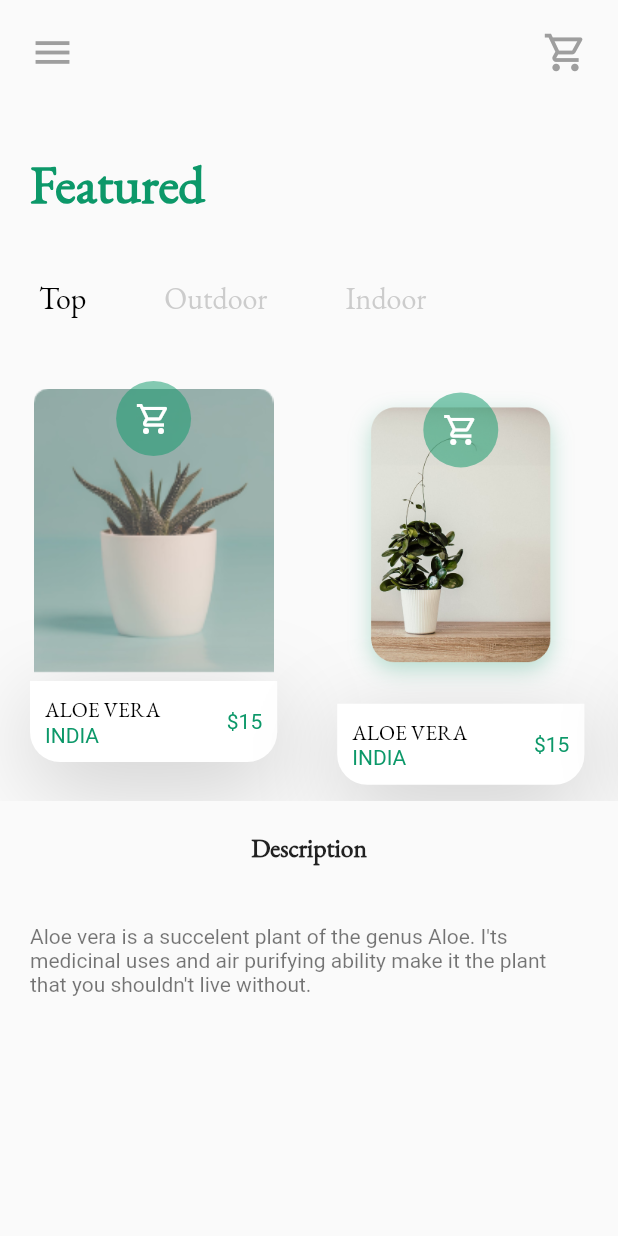
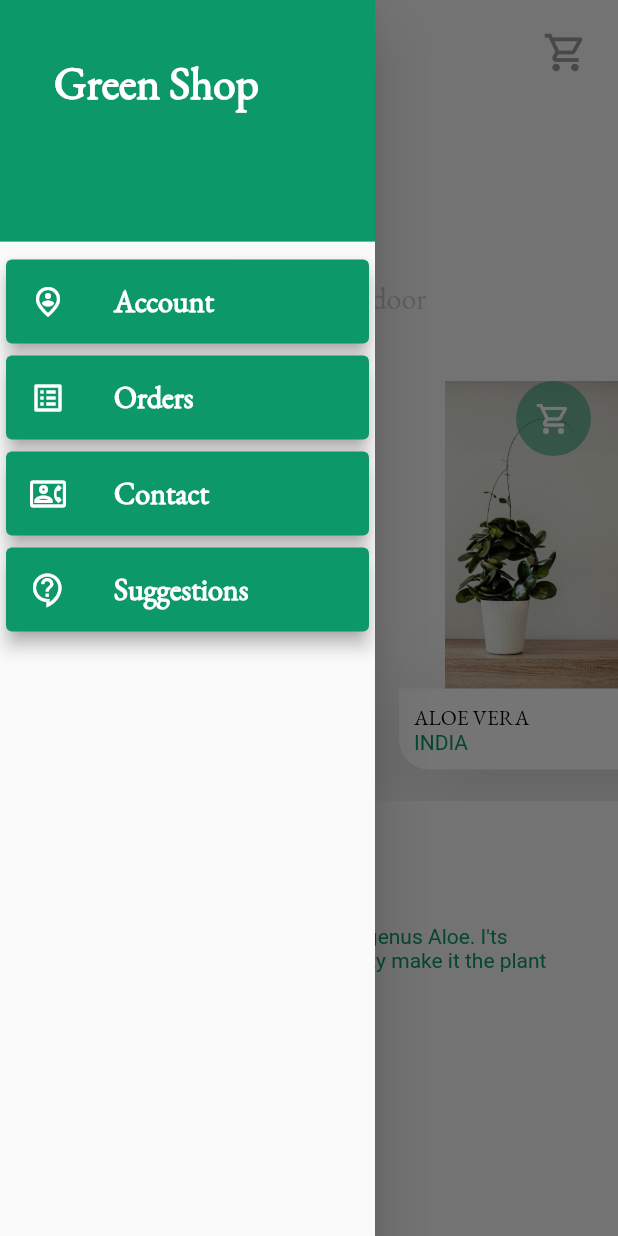
Before and after one commit to nihara75/Plant-selling-app, a Flutter app: the Feature screen opened directly, after a tap on the "menu" icon, on a phone screen of 412 x 824 dp. Run offline on Flutter 3.47's test engine with Material 2 defaults, Android fonts, the phone set to English and light mode, and no system bars; our stand-ins replace flutter_svg; Roboto replaces fonts that are missing (EGGaramond).

Commit message:
Added drawer

```diff
--- a/lib/Screens/Feature.dart
+++ b/lib/Screens/Feature.dart
@@ -11,7 +11,7 @@ class Feature extends StatefulWidget {
 
 class _FeatureState extends State<Feature> with SingleTickerProviderStateMixin {
   TabController tabc;
-
+  GlobalKey<ScaffoldState> _scaffoldKey = new GlobalKey();
 
   @override
   void initState() {
@@ -19,21 +19,87 @@ class _FeatureState extends State<Feature> with SingleTickerProviderStateMixin {
     tabc = TabController(vsync: this, length: 3);
 
     super.initState();
-
-
   }
 
   @override
   Widget build(BuildContext context) {
     return SafeArea(
       child: Scaffold(
+        key: _scaffoldKey,
+        endDrawerEnableOpenDragGesture: false,
+        drawer: Container(
+          width:250,
+          child: Drawer(
+              child: ListView(children: [
+                DrawerHeader(
+                  decoration: BoxDecoration(
+                    color: Color(0xFF0C9869),
+                  ),
+                  child: Padding(
+                    padding: const EdgeInsets.all(20.0),
+                    child: Text('Green Shop',style:TextStyle(fontWeight: FontWeight.bold,fontFamily:'EBGaramond' ,fontSize: 30,color: Colors.white)),
+                  ),
+                ),
+                Card(
+                  color:Color(0xFF0C9869),
+                  shadowColor:Colors.grey,
+                  elevation: 5,
+                  child: ListTile(
+                    leading:Icon(Icons.person_pin_circle_outlined,color: Colors.white,) ,
+                    title: Text('Account',style:TextStyle(fontWeight: FontWeight.bold,fontFamily:'EBGaramond' ,fontSize: 20,color: Colors.white)),
+                    onTap: () {
+                      // Update the state of the app.
+                      // ...
+                    },
+                  ),
+                ),
+                Card(
+                  color: Color(0xFF0C9869),
+               elevation: 5,
+               shadowColor: Colors.grey,
+               child: ListTile(
+                 leading:Icon(Icons.list_alt_outlined,color:Colors.white),
+                  title: Text('Orders',style:TextStyle(fontWeight: FontWeight.bold,fontFamily:'EBGaramond' ,fontSize: 20,color: Colors.white)),
+                  onTap: () {
+                    // Update the state of the app.
+                    // ...
+                  },
+                )),
+                Card(
+                    color: Color(0xFF0C9869),
+                    elevation: 5,
+                    shadowColor: Colors.grey,
+                    child: ListTile(
+                      leading:Icon(Icons.contact_phone_outlined,color:Colors.white),
+                      title: Text('Contact',style:TextStyle(fontWeight: FontWeight.bold,fontFamily:'EBGaramond' ,fontSize: 20,color: Colors.white)),
+                      onTap: () {
+                        // Update the state of the app.
+                        // ...
+                      },
+                    )),
+                Card(
+                    color: Color(0xFF0C9869),
+                    elevation: 5,
+                    shadowColor: Colors.grey,
+                    child: ListTile(
+                      leading:Icon(Icons.contact_support_outlined,color:Colors.white),
+                      title: Text('Suggestions',style:TextStyle(fontWeight: FontWeight.bold,fontFamily:'EBGaramond' ,fontSize: 20,color: Colors.white)),
+                      onTap: () {
+                        // Update the state of the app.
+                        // ...
+                      },
+                    )),
+              ])),
+        ),
         body: ListView(children: <Widget>[
           Container(
               child: Row(
                   mainAxisAlignment: MainAxisAlignment.spaceBetween,
                   children: <Widget>[
                 InkWell(
-                  onTap: () {},
+                  onTap: () {
+                    _scaffoldKey.currentState.openDrawer();
+                  },
                   child: Padding(
                     padding: const EdgeInsets.all(20.0),
                     child: Center(
@@ -90,18 +156,12 @@ class _FeatureState extends State<Feature> with SingleTickerProviderStateMixin {
                               fontSize: 20, fontFamily: 'EBGaramond'))),
                 )
               ]),
-
           Container(
               height: MediaQuery.of(context).size.height - 100.0,
               child: TabBarView(
                 controller: tabc,
                 children: [PlantList(), PlantList(), PlantList()],
               )),
-
-
-
-
-
         ]),
       ),
     );
--- a/lib/Screens/Plant.dart
+++ b/lib/Screens/Plant.dart
@@ -13,7 +13,7 @@ class _PlantListState extends State<PlantList> {
   List<String> ab = [
     'Aloe vera is a succelent plant of the genus Aloe. I\'ts medicinal uses and air purifying ability make it the plant that you shouldn\'t live without.',
     'Some other description',
-    'Third description'
+    'Third description',
     'Fourth description'
   ];
 String desc;
@@ -65,7 +65,7 @@ String desc;
                 ),
                Padding(
                   padding: const EdgeInsets.all(20.0),
-                  child: Plant(image: "assets/img_main.png",
+                  child: Plant(image: "assets/img.png",
                       name: "ALOE VERA",
                       price: "\$15",
                       country: "INDIA"),
@@ -96,7 +96,7 @@ String desc;
             Padding(
 
               padding: const EdgeInsets.all(20.0),
-              child: Text('$desc',style:TextStyle(color:Colors.black54)),
+              child: Text('$desc',style:TextStyle(color:Color(0xFF0C9869))),
             ),]
         );
 
@@ -118,15 +118,15 @@ class Plant extends StatelessWidget {
   Widget build(BuildContext context) {
     return
        Container(
-         width: MediaQuery.of(context).size.width * 0.4,
+         width: MediaQuery.of(context).size.width * 0.5,
 
 
         child:Column(
           children: <Widget>[
             Stack(alignment:Alignment.center,children: [
-              Image.asset(image),
+              Image.asset(image,height:205 ,),
               Padding(
-                padding: const EdgeInsets.only(bottom:150),
+                padding: const EdgeInsets.only(bottom:155),
                 child: Container(
                     width: 50.0,
                     height: 50.0,
```
Also changed, not shown: 4 other files. Lines whose indentation alone changed are shown as unchanged.
